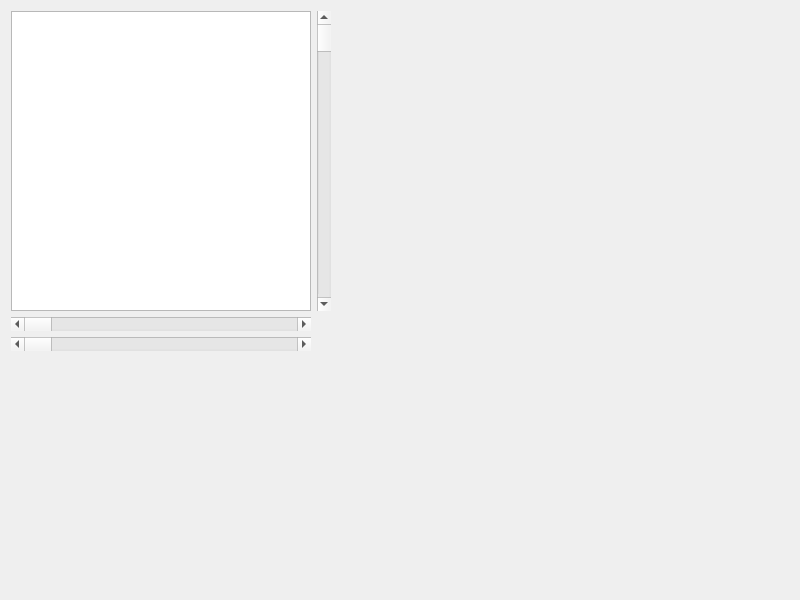
First picture: the form in subpanel/vehicleStatus/vehicleStatusWindow.ui, repository AeroQuad/AeroQuadConfiguratorPyQt, before the edit.
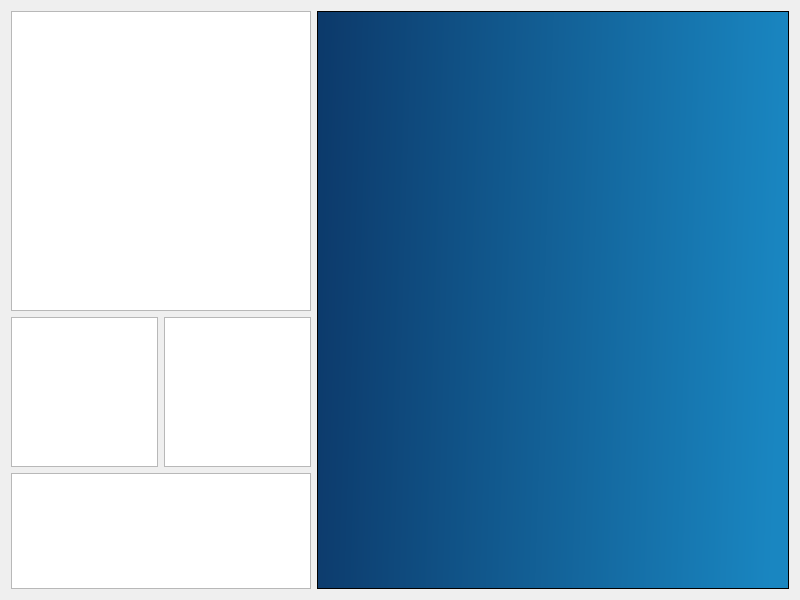
Second picture: the form after the edit. Custom widgets are drawn as their Qt base class.

Commit message: added transmitter stick positions in vehicle status page, clean up of image resource

Patch:
```diff
--- a/subpanel/vehicleStatus/vehicleStatusWindow.ui
+++ b/subpanel/vehicleStatus/vehicleStatusWindow.ui
@@ -14,72 +14,7 @@
    <string>Form</string>
   </property>
   <layout class="QGridLayout" name="gridLayout">
-   <item row="3" column="2">
-    <spacer name="horizontalSpacer">
-     <property name="orientation">
-      <enum>Qt::Horizontal</enum>
-     </property>
-     <property name="sizeHint" stdset="0">
-      <size>
-       <width>40</width>
-       <height>20</height>
-      </size>
-     </property>
-    </spacer>
-   </item>
-   <item row="3" column="4">
-    <spacer name="horizontalSpacer_8">
-     <property name="orientation">
-      <enum>Qt::Horizontal</enum>
-     </property>
-     <property name="sizeHint" stdset="0">
-      <size>
-       <width>40</width>
-       <height>20</height>
-      </size>
-     </property>
-    </spacer>
-   </item>
-   <item row="0" column="3">
-    <spacer name="horizontalSpacer_10">
-     <property name="orientation">
-      <enum>Qt::Horizontal</enum>
-     </property>
-     <property name="sizeHint" stdset="0">
-      <size>
-       <width>40</width>
-       <height>20</height>
-      </size>
-     </property>
-    </spacer>
-   </item>
-   <item row="0" column="4">
-    <spacer name="horizontalSpacer_5">
-     <property name="orientation">
-      <enum>Qt::Horizontal</enum>
-     </property>
-     <property name="sizeHint" stdset="0">
-      <size>
-       <width>40</width>
-       <height>20</height>
-      </size>
-     </property>
-    </spacer>
-   </item>
-   <item row="3" column="3">
-    <spacer name="horizontalSpacer_11">
-     <property name="orientation">
-      <enum>Qt::Horizontal</enum>
-     </property>
-     <property name="sizeHint" stdset="0">
-      <size>
-       <width>40</width>
-       <height>20</height>
-      </size>
-     </property>
-    </spacer>
-   </item>
-   <item row="0" column="0">
+   <item row="0" column="0" colspan="2">
     <widget class="QGraphicsView" name="artificialHorizon">
      <property name="sizePolicy">
       <sizepolicy hsizetype="Fixed" vsizetype="Fixed">
@@ -107,55 +42,81 @@
      </property>
     </widget>
    </item>
-   <item row="0" column="2">
-    <spacer name="horizontalSpacer_2">
-     <property name="orientation">
-      <enum>Qt::Horizontal</enum>
+   <item row="0" column="2" rowspan="3">
+    <widget class="QGraphicsView" name="motorView">
+     <property name="styleSheet">
+      <string notr="true">background-color:  qlineargradient(spread:pad, x1:0, y1:0, x2:1, y2:0.0397727, stop:0 rgba(12, 57, 106, 255), stop:1 rgba(25, 134, 193, 255))</string>
      </property>
-     <property name="sizeHint" stdset="0">
-      <size>
-       <width>40</width>
-       <height>20</height>
-      </size>
-     </property>
-    </spacer>
-   </item>
-   <item row="3" column="0">
-    <spacer name="verticalSpacer">
-     <property name="orientation">
-      <enum>Qt::Vertical</enum>
-     </property>
-     <property name="sizeHint" stdset="0">
-      <size>
-       <width>20</width>
-       <height>40</height>
-      </size>
-     </property>
-    </spacer>
+    </widget>
    </item>
    <item row="1" column="0">
-    <widget class="QScrollBar" name="horizontalScrollBar">
-     <property name="orientation">
-      <enum>Qt::Horizontal</enum>
+    <widget class="QGraphicsView" name="leftTransmitter">
+     <property name="sizePolicy">
+      <sizepolicy hsizetype="Fixed" vsizetype="Fixed">
+       <horstretch>0</horstretch>
+       <verstretch>0</verstretch>
+      </sizepolicy>
      </property>
-    </widget>
-   </item>
-   <item row="0" column="1">
-    <widget class="QScrollBar" name="verticalScrollBar">
-     <property name="orientation">
-      <enum>Qt::Vertical</enum>
+     <property name="minimumSize">
+      <size>
+       <width>147</width>
+       <height>150</height>
+      </size>
      </property>
+     <property name="maximumSize">
+      <size>
+       <width>147</width>
+       <height>150</height>
+      </size>
+     </property>
+     <property name="verticalScrollBarPolicy">
+      <enum>Qt::ScrollBarAlwaysOff</enum>
+     </property>
+     <property name="horizontalScrollBarPolicy">
+      <enum>Qt::ScrollBarAlwaysOff</enum>
+     </property>
     </widget>
    </item>
-   <item row="2" column="0">
-    <widget class="QScrollBar" name="horizontalScrollBarCompass">
-     <property name="orientation">
-      <enum>Qt::Horizontal</enum>
+   <item row="1" column="1">
+    <widget class="QGraphicsView" name="rightTransmitter">
+     <property name="sizePolicy">
+      <sizepolicy hsizetype="Fixed" vsizetype="Fixed">
+       <horstretch>0</horstretch>
+       <verstretch>0</verstretch>
+      </sizepolicy>
      </property>
+     <property name="minimumSize">
+      <size>
+       <width>147</width>
+       <height>150</height>
+      </size>
+     </property>
+     <property name="maximumSize">
+      <size>
+       <width>147</width>
+       <height>150</height>
+      </size>
+     </property>
+     <property name="verticalScrollBarPolicy">
+      <enum>Qt::ScrollBarAlwaysOff</enum>
+     </property>
+     <property name="horizontalScrollBarPolicy">
+      <enum>Qt::ScrollBarAlwaysOff</enum>
+     </property>
     </widget>
    </item>
+   <item row="2" column="0" colspan="2">
+    <widget class="PlotWidget" name="transmitterOutput"/>
+   </item>
   </layout>
  </widget>
+ <customwidgets>
+  <customwidget>
+   <class>PlotWidget</class>
+   <extends>QGraphicsView</extends>
+   <header>pyqtgraph</header>
+  </customwidget>
+ </customwidgets>
  <resources/>
  <connections/>
 </ui>
```
Left out of the diff: 2 changed lines with no effect on the pictures. The commit also changes 16 other files.
